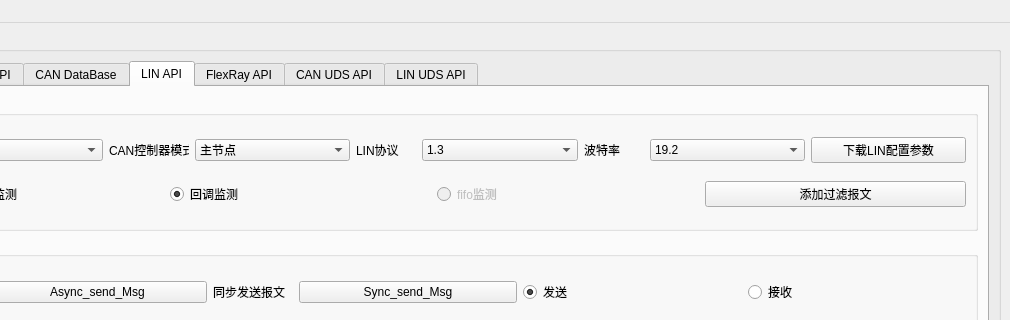
First picture: the form in Demo/libTSCAN_PyDemo.ui, repository sy950915/libTSCANApi, before the edit; both pictures show x 142 to 1152 and y 0 to 320 of the 1152 by 790 pixel window.
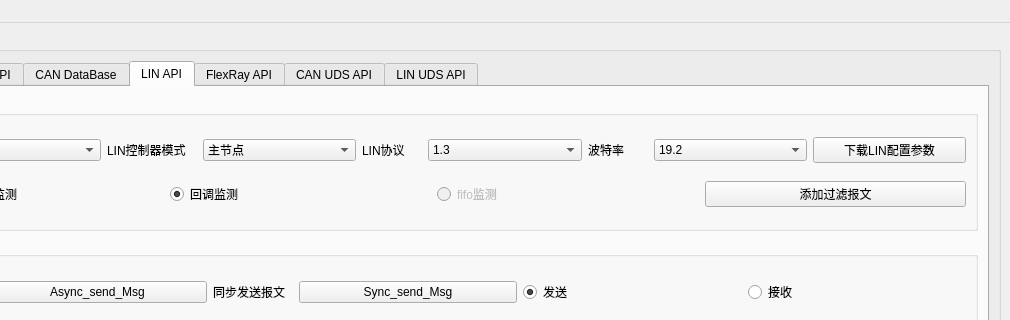
Second picture: the form after the edit. The open tabs and pages were chosen to show the change. Icons and pictures are not drawn.

Commit message: fixed rece function and fixed png

Diff of the .ui file:
```diff
--- a/Demo/libTSCAN_PyDemo.ui
+++ b/Demo/libTSCAN_PyDemo.ui
@@ -1321,12 +1321,12 @@
                      <widget class="QLabel" name="label_32">
                       <property name="maximumSize">
                        <size>
-                        <width>80</width>
+                        <width>90</width>
                         <height>16777215</height>
                        </size>
                       </property>
                       <property name="text">
-                       <string>CAN控制器模式</string>
+                       <string>LIN控制器模式</string>
                       </property>
                      </widget>
                     </item>
```
The commit also changes 1 other file.
